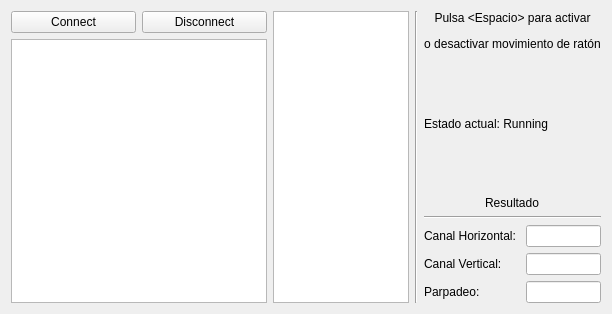
First picture: the form in bluetoothwidget.ui, repository Mandros7/EOG-Application, before the edit.
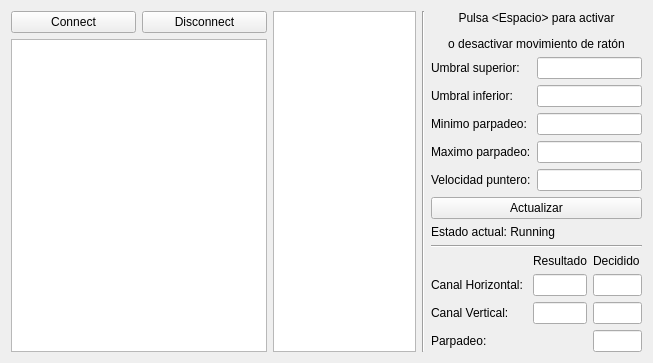
Second picture: the form after the edit.

Commit message:
Mejora detección de parpadeos y configuración de variables
Se añade un método de detección de parpadeos que anula la detección de
movimiento para que este no se produzca simultáneamente.

Se eliminan todos los parámetros metidos por fuerza bruta y se pasan al
archivo de configuración.

What changed in the file:
```diff
--- a/bluetoothwidget.ui
+++ b/bluetoothwidget.ui
@@ -6,8 +6,8 @@
    <rect>
     <x>0</x>
     <y>0</y>
-    <width>612</width>
-    <height>314</height>
+    <width>653</width>
+    <height>352</height>
    </rect>
   </property>
   <layout class="QHBoxLayout" name="horizontalLayout_2">
@@ -69,6 +69,67 @@
        </property>
       </widget>
      </item>
+     <item>
+      <layout class="QGridLayout" name="gridLayout_2">
+       <item row="3" column="0">
+        <widget class="QLabel" name="label_3">
+         <property name="text">
+          <string>Minimo parpadeo:</string>
+         </property>
+        </widget>
+       </item>
+       <item row="5" column="0">
+        <widget class="QLabel" name="label_4">
+         <property name="text">
+          <string>Velocidad puntero:</string>
+         </property>
+        </widget>
+       </item>
+       <item row="2" column="0">
+        <widget class="QLabel" name="label_2">
+         <property name="text">
+          <string>Umbral inferior:</string>
+         </property>
+        </widget>
+       </item>
+       <item row="4" column="0">
+        <widget class="QLabel" name="label_5">
+         <property name="text">
+          <string>Maximo parpadeo:</string>
+         </property>
+        </widget>
+       </item>
+       <item row="2" column="1">
+        <widget class="QLineEdit" name="dThresholdlineEdit"/>
+       </item>
+       <item row="3" column="1">
+        <widget class="QLineEdit" name="minBlinklineEdit"/>
+       </item>
+       <item row="4" column="1">
+        <widget class="QLineEdit" name="maxBlinklineEdit"/>
+       </item>
+       <item row="5" column="1">
+        <widget class="QLineEdit" name="speedlineEdit"/>
+       </item>
+       <item row="1" column="0">
+        <widget class="QLabel" name="label">
+         <property name="text">
+          <string>Umbral superior: </string>
+         </property>
+        </widget>
+       </item>
+       <item row="1" column="1">
+        <widget class="QLineEdit" name="uThresholdlineEdit"/>
+       </item>
+      </layout>
+     </item>
+     <item>
+      <widget class="QPushButton" name="updatePushButton">
+       <property name="text">
+        <string>Actualizar</string>
+       </property>
+      </widget>
+     </item>
      <item>
       <spacer name="verticalSpacer_2">
        <property name="orientation">
@@ -89,26 +150,6 @@
        </property>
       </widget>
      </item>
-     <item>
-      <spacer name="verticalSpacer">
-       <property name="orientation">
-        <enum>Qt::Vertical</enum>
-       </property>
-       <property name="sizeHint" stdset="0">
-        <size>
-         <width>20</width>
-         <height>40</height>
-        </size>
-       </property>
-      </spacer>
-     </item>
-     <item alignment="Qt::AlignHCenter">
-      <widget class="QLabel" name="resultsLabel">
-       <property name="text">
-        <string>Resultado</string>
-       </property>
-      </widget>
-     </item>
      <item>
       <widget class="Line" name="line_2">
        <property name="orientation">
@@ -118,42 +159,62 @@
      </item>
      <item>
       <layout class="QGridLayout" name="gridLayout">
-       <item row="1" column="0">
+       <item row="2" column="0">
         <widget class="QLabel" name="vChannelLabel">
          <property name="text">
           <string>Canal Vertical:</string>
          </property>
         </widget>
        </item>
-       <item row="0" column="1">
+       <item row="1" column="1">
         <widget class="QLineEdit" name="horizontalLineEdit">
          <property name="readOnly">
           <bool>true</bool>
          </property>
         </widget>
        </item>
-       <item row="1" column="1">
+       <item row="2" column="1">
         <widget class="QLineEdit" name="verticalLineEdit">
          <property name="readOnly">
           <bool>true</bool>
          </property>
         </widget>
        </item>
-       <item row="0" column="0">
+       <item row="1" column="0">
         <widget class="QLabel" name="hChannelLabel">
          <property name="text">
           <string>Canal Horizontal: </string>
          </property>
         </widget>
        </item>
-       <item row="2" column="0">
+       <item row="3" column="0">
         <widget class="QLabel" name="blinkLabel">
          <property name="text">
           <string>Parpadeo:</string>
          </property>
         </widget>
        </item>
-       <item row="2" column="1">
+       <item row="1" column="3">
+        <widget class="QLineEdit" name="hDecisionLineEdit"/>
+       </item>
+       <item row="2" column="3">
+        <widget class="QLineEdit" name="vDecisionLineEdit"/>
+       </item>
+       <item row="0" column="3">
+        <widget class="QLabel" name="labelDecision">
+         <property name="text">
+          <string>Decidido</string>
+         </property>
+        </widget>
+       </item>
+       <item row="0" column="1">
+        <widget class="QLabel" name="resultsLabel">
+         <property name="text">
+          <string>Resultado</string>
+         </property>
+        </widget>
+       </item>
+       <item row="3" column="3">
         <widget class="QLineEdit" name="blinkLineEdit">
          <property name="text">
           <string/>
```
The commit also changes 11 other files.
